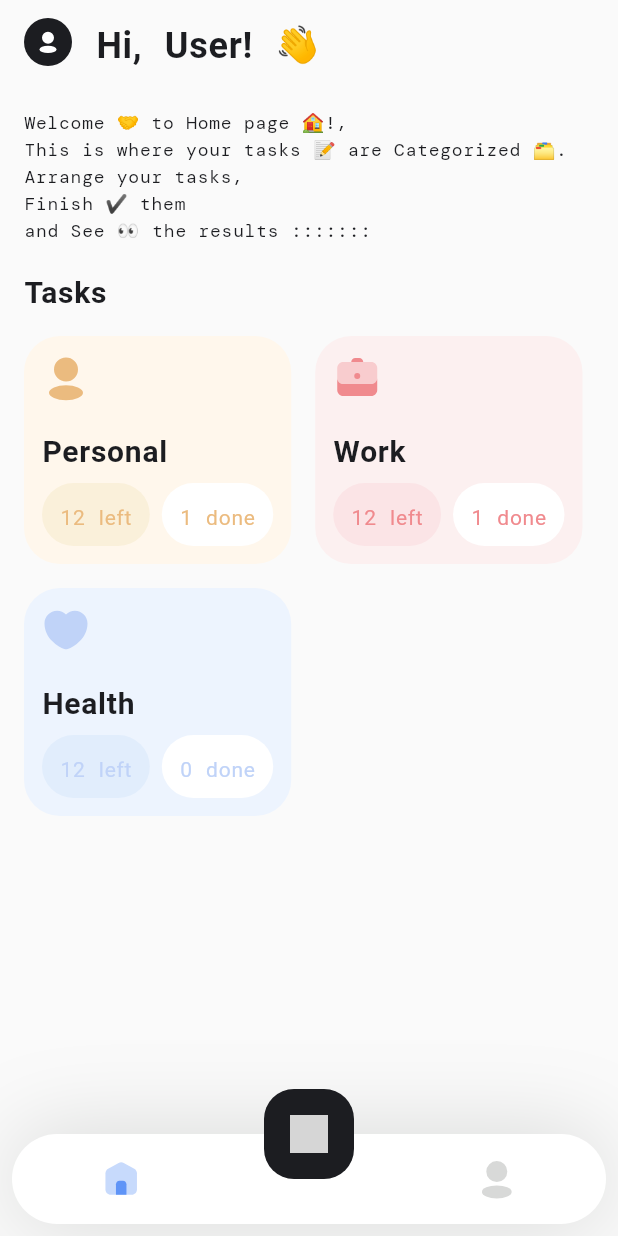
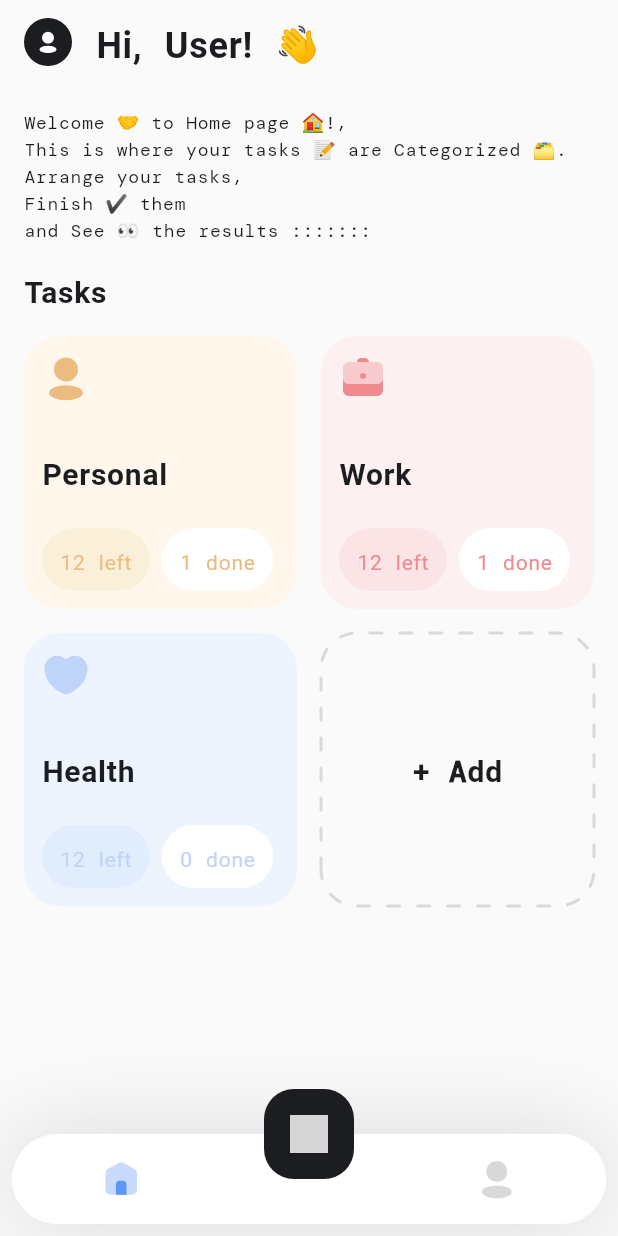
Before and after one commit to 2Math0/my_fate, a Flutter app: the screen it shows after launch, after a tap on an icon or button, on a phone screen of 412 x 824 dp. Run offline on Flutter 3.47's test engine with Material 2 defaults, Android fonts, the phone set to English and light mode, and no system bars; drawn by our look-alikes of dotted_border, typewritertext; our stand-ins replace flutter_svg, google_fonts; Roboto replaces fonts that are missing (Kanit); grey boxes are pictures that could not be loaded.

Commit message:
add adding button for adding category

```diff
--- a/lib/presentation/shared_widgets/components/task_type.dart
+++ b/lib/presentation/shared_widgets/components/task_type.dart
@@ -16,6 +16,7 @@ class TaskTypeItem extends StatelessWidget {
   final int leftNum;
   final int doneNum;
   final VoidCallback onTap;
+  final double size;
 
   const TaskTypeItem({
     Key? key,
@@ -27,6 +28,7 @@ class TaskTypeItem extends StatelessWidget {
     required this.leftNum,
     required this.doneNum,
     required this.onTap,
+    required this.size,
   }) : super(key: key);
 
   @override
@@ -36,6 +38,8 @@ class TaskTypeItem extends StatelessWidget {
       highlightColor: lightColor,
       splashColor: lightColor,
       child: Container(
+        height: size,
+        width: size,
         decoration: AppDecoration.defaultBoxDecoration(lightColor),
         child: Padding(
           padding: const EdgeInsets.all(AppPadding.p12),
--- a/lib/presentation/view/fragments/home_page.dart
+++ b/lib/presentation/view/fragments/home_page.dart
@@ -1,3 +1,4 @@
+import 'package:dotted_border/dotted_border.dart';
 import 'package:flutter/material.dart';
 import 'package:flutter_svg/flutter_svg.dart';
 import 'package:google_fonts/google_fonts.dart';
@@ -16,6 +17,14 @@ class HomePage extends StatelessWidget {
   @override
   Widget build(BuildContext context) {
     Size size = MediaQuery.of(context).size;
+    double wrapItemsSize() {
+      /// Every Item get half of the screen
+      /// app padding horizontally on parent by 16
+      /// app padding in space between items by 16
+      /// divided by two as width is divided also
+      return (size.width / 2) - AppPadding.p16 - AppPadding.p8;
+    }
+
     return SafeArea(
       child: Scaffold(
           appBar: AppBar(
@@ -64,13 +73,16 @@ class HomePage extends StatelessWidget {
                     style: Theme.of(context).textTheme.headline3,
                   ),
                   const SizedBox(height: AppMargin.m16),
-                  Wrap(
+                  IntrinsicWidth(
+                    child: Wrap(
+                      crossAxisAlignment: WrapCrossAlignment.center,
                       spacing: AppPadding.p16,
                       runSpacing: AppPadding.p16,
                       runAlignment: WrapAlignment.spaceBetween,
                       alignment: WrapAlignment.spaceBetween,
                       children: [
                         TaskTypeItem(
+                            size: wrapItemsSize(),
                             name: AppStrings.personal,
                             onTap: () {},
                             color: AppColors.kYellow,
@@ -80,6 +92,7 @@ class HomePage extends StatelessWidget {
                             leftNum: 12,
                             doneNum: 1),
                         TaskTypeItem(
+                            size: wrapItemsSize(),
                             name: AppStrings.work,
                             onTap: () {},
                             color: AppColors.kRed,
@@ -89,6 +102,7 @@ class HomePage extends StatelessWidget {
                             leftNum: 12,
                             doneNum: 1),
                         TaskTypeItem(
+                            size: wrapItemsSize(),
                             name: AppStrings.health,
                             onTap: () {},
                             color: AppColors.kBlue,
@@ -97,7 +111,47 @@ class HomePage extends StatelessWidget {
                             svgIcon: AppIcons.heart,
                             leftNum: 12,
                             doneNum: 0),
+                        InkWell(
+                          highlightColor: Colors.transparent,
+                          splashColor: AppColors.inactiveGrey,
+                          radius: AppCircularRadius.cr66,
+                          onTap: () =>
+                              ScaffoldMessenger.of(context).showSnackBar(
+                            SnackBar(
+                              content: Text(
+                                  "Adding Categories will be added in next update",
+                                  style: const AppTextStyles()
+                                      .captionLargeRegular
+                                      .copyWith(color: AppColors.kWhite)),
+                              behavior: SnackBarBehavior.fixed,
+                              elevation: 0,
+                              backgroundColor: AppColors.kBlack,
+                            ),
+                          ),
+                          child: DottedBorder(
+                            borderType: BorderType.RRect,
+                            color: AppColors.inactiveGrey,
+                            radius:
+                                const Radius.circular(AppCircularRadius.cr24),
+                            dashPattern: const [8, 12, 8, 12],
+                            strokeWidth: 2,
+                            strokeCap: StrokeCap.round,
+                            // strokeCap: StrokeCap.round,
+                            child: SizedBox(
+                              /// minus four as strokeWidth take space from left and right, up and bottom
+                              height: wrapItemsSize() - 4,
+                              width: wrapItemsSize() - 4,
+                              child: Center(
+                                child: Text(
+                                  "+ ${AppStrings.add}",
+                                  style: const AppTextStyles().headingH3,
+                                ),
+                              ),
+                            ),
+                          ),
+                        ),
                       ],
+                    ),
                   ),
                 ],
               ),
--- a/pubspec.yaml
+++ b/pubspec.yaml
@@ -39,6 +39,7 @@ dependencies:
   google_fonts: ^3.0.1
   flutter_svg: ^1.1.6
   typewritertext: ^1.8.0
+  dotted_border: ^2.0.0+3
 
 dev_dependencies:
   flutter_test:
```
Also changed, not shown: pubspec.lock. Lines whose indentation alone changed are shown as unchanged.
